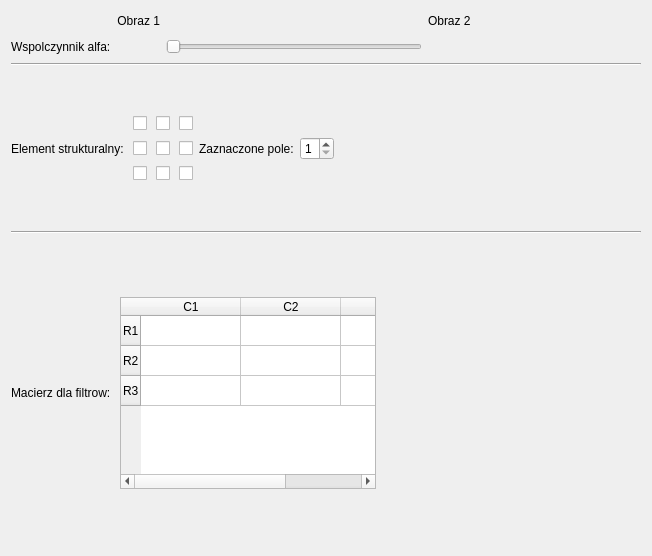
Old version of the form GUI4OpenCV/ParametersWindow.ui in the repository WonderWoman2020/GUI4OpenCV.
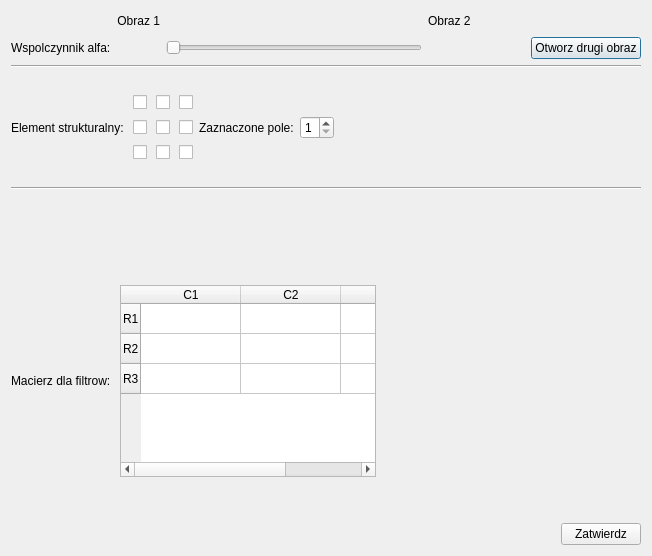
New version of the form.

Commit message: Moved opening second image to parameters window (maybe temporarily)

Diff of the .ui file:
```diff
--- a/GUI4OpenCV/ParametersWindow.ui
+++ b/GUI4OpenCV/ParametersWindow.ui
@@ -13,7 +13,7 @@
   <property name="windowTitle">
    <string>Parametry</string>
   </property>
-  <layout class="QGridLayout" name="gridLayout" rowstretch="1,1,1,1,2,0,0,0,0,0,0">
+  <layout class="QGridLayout" name="gridLayout" rowstretch="1,1,1,1,3,0,0,0,0,0">
    <item row="2" column="0">
     <layout class="QGridLayout" name="structuringRow" rowstretch="1,0,0,0,1">
      <item row="1" column="1" alignment="Qt::AlignmentFlag::AlignHCenter|Qt::AlignmentFlag::AlignVCenter">
@@ -248,6 +248,19 @@
        </property>
       </widget>
      </item>
+     <item row="0" column="4">
+      <spacer name="horizontalSpacer1">
+       <property name="orientation">
+        <enum>Qt::Orientation::Horizontal</enum>
+       </property>
+       <property name="sizeHint" stdset="0">
+        <size>
+         <width>40</width>
+         <height>20</height>
+        </size>
+       </property>
+      </spacer>
+     </item>
      <item row="1" column="2">
       <widget class="QSlider" name="alfaSlider">
        <property name="sizePolicy">
@@ -273,18 +286,18 @@
        </property>
       </widget>
      </item>
-     <item row="0" column="4">
-      <spacer name="horizontalSpacer1">
-       <property name="orientation">
-        <enum>Qt::Orientation::Horizontal</enum>
+     <item row="1" column="4" alignment="Qt::AlignmentFlag::AlignRight|Qt::AlignmentFlag::AlignVCenter">
+      <widget class="QPushButton" name="secondImageButton">
+       <property name="sizePolicy">
+        <sizepolicy hsizetype="Fixed" vsizetype="Fixed">
+         <horstretch>0</horstretch>
+         <verstretch>0</verstretch>
+        </sizepolicy>
        </property>
-       <property name="sizeHint" stdset="0">
-        <size>
-         <width>40</width>
-         <height>20</height>
-        </size>
+       <property name="text">
+        <string>Otworz drugi obraz</string>
        </property>
-      </spacer>
+      </widget>
      </item>
     </layout>
    </item>
@@ -295,15 +308,8 @@
      </property>
     </widget>
    </item>
-   <item row="3" column="0">
-    <widget class="Line" name="displayLine2">
-     <property name="orientation">
-      <enum>Qt::Orientation::Horizontal</enum>
-     </property>
-    </widget>
-   </item>
    <item row="4" column="0">
-    <layout class="QGridLayout" name="filterRow" rowstretch="1,8,1" columnstretch="0,1">
+    <layout class="QGridLayout" name="filterRow" rowstretch="1,0,0" columnstretch="0,1">
      <item row="0" column="1">
       <spacer name="verticalSpacer1">
        <property name="orientation">
@@ -324,19 +330,6 @@
        </property>
       </widget>
      </item>
-     <item row="2" column="1">
-      <spacer name="verticalSpacer2">
-       <property name="orientation">
-        <enum>Qt::Orientation::Vertical</enum>
-       </property>
-       <property name="sizeHint" stdset="0">
-        <size>
-         <width>20</width>
-         <height>40</height>
-        </size>
-       </property>
-      </spacer>
-     </item>
      <item row="1" column="1" alignment="Qt::AlignmentFlag::AlignLeft|Qt::AlignmentFlag::AlignVCenter">
       <widget class="QTableWidget" name="filterMatrix">
        <property name="sizePolicy">
@@ -376,6 +369,56 @@
         </property>
        </column>
       </widget>
+     </item>
+     <item row="2" column="1">
+      <spacer name="verticalSpacer2">
+       <property name="orientation">
+        <enum>Qt::Orientation::Vertical</enum>
+       </property>
+       <property name="sizeHint" stdset="0">
+        <size>
+         <width>20</width>
+         <height>40</height>
+        </size>
+       </property>
+      </spacer>
+     </item>
+    </layout>
+   </item>
+   <item row="3" column="0">
+    <widget class="Line" name="displayLine2">
+     <property name="orientation">
+      <enum>Qt::Orientation::Horizontal</enum>
+     </property>
+    </widget>
+   </item>
+   <item row="5" column="0">
+    <layout class="QGridLayout" name="gridLayout_3">
+     <item row="0" column="1">
+      <widget class="QPushButton" name="confirmButton">
+       <property name="sizePolicy">
+        <sizepolicy hsizetype="Minimum" vsizetype="Fixed">
+         <horstretch>0</horstretch>
+         <verstretch>0</verstretch>
+        </sizepolicy>
+       </property>
+       <property name="text">
+        <string>Zatwierdz</string>
+       </property>
+      </widget>
+     </item>
+     <item row="0" column="0">
+      <spacer name="horizontalSpacer">
+       <property name="orientation">
+        <enum>Qt::Orientation::Horizontal</enum>
+       </property>
+       <property name="sizeHint" stdset="0">
+        <size>
+         <width>40</width>
+         <height>20</height>
+        </size>
+       </property>
+      </spacer>
      </item>
     </layout>
    </item>
```
The commit also changes 3 other files.
